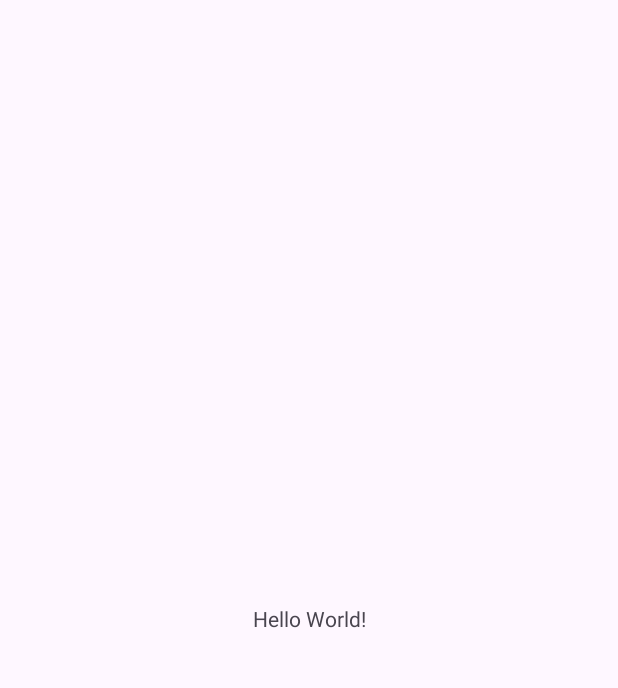
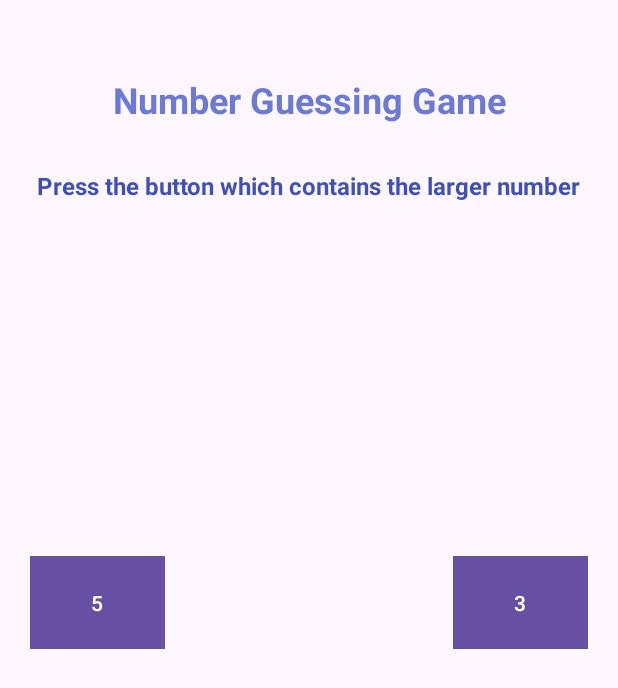
Before and after one commit to nidhisn/BiggerNumber, an Android app: the screen it shows after launch (MainActivity), on a phone screen of 412 x 824 dp. Before the commit the part shown is almost empty. Shown: the top 688 px of the screen. Run offline under Robolectric (Android 15) with nearby library versions, the phone set to English and light mode, and no system bars.

Commit message:
Implemented number comparison game with UI updates

```diff
--- a/app/src/main/java/com/example/biggernumber/MainActivity.kt
+++ b/app/src/main/java/com/example/biggernumber/MainActivity.kt
@@ -1,20 +1,92 @@
 package com.example.biggernumber
 
+import android.graphics.Color
 import android.os.Bundle
+import android.view.View
+import android.widget.Button
+import android.widget.Toast
 import androidx.activity.enableEdgeToEdge
 import androidx.appcompat.app.AppCompatActivity
+import androidx.constraintlayout.widget.ConstraintSet.Layout
 import androidx.core.view.ViewCompat
 import androidx.core.view.WindowInsetsCompat
+import java.util.Random
 
 class MainActivity : AppCompatActivity() {
+
+    private lateinit var btnLeft : Button
+    private lateinit var btnRight : Button
+    private lateinit var backgroundView: View
     override fun onCreate(savedInstanceState: Bundle?) {
         super.onCreate(savedInstanceState)
         enableEdgeToEdge()
         setContentView(R.layout.activity_main)
-        ViewCompat.setOnApplyWindowInsetsListener(findViewById(R.id.main)) { v, insets ->
+        ViewCompat.setOnApplyWindowInsetsListener(findViewById(R.id.backgroundView)) { v, insets ->
             val systemBars = insets.getInsets(WindowInsetsCompat.Type.systemBars())
             v.setPadding(systemBars.left, systemBars.top, systemBars.right, systemBars.bottom)
             insets
         }
+
+        btnLeft= findViewById(R.id.btnLeft)
+        btnRight=findViewById(R.id.btnRight)
+        backgroundView=findViewById(R.id.backgroundView)
+        btnLeft.setOnClickListener {
+            //code here will run everytime button is clicked
+            //1. compare the numbers
+            val leftNum=btnLeft.text.toString().toInt()
+            val RightNum=btnRight.text.toString().toInt()
+            if(leftNum>RightNum){
+                //correct ans
+                //change background color
+                backgroundView.setBackgroundColor(Color.GREEN)
+                //show notification--that is toast
+                Toast.makeText(this, "Correct!", Toast.LENGTH_LONG).show()
+            }
+            else{
+                //wrong answer
+                backgroundView.setBackgroundColor(Color.RED)
+                //show notification--that is toast
+                Toast.makeText(this, "Wrong!", Toast.LENGTH_LONG).show()
+            }
+
+            //2. new random number is assigned
+            assignNumbersToButton()
+        }
+
+        btnRight.setOnClickListener {
+            //code here will run everytime button is clicked
+            //1. compare the numbers
+            val leftNum=btnLeft.text.toString().toInt()
+            val RightNum=btnRight.text.toString().toInt()
+            if(RightNum>leftNum){
+                //correct ans
+                //change background color
+                backgroundView.setBackgroundColor(Color.GREEN)
+                //show notification--that is toast
+                Toast.makeText(this, "Correct!", Toast.LENGTH_LONG).show()
+            }
+            else{
+                //wrong answer
+                backgroundView.setBackgroundColor(Color.RED)
+                //show notification--that is toast
+                Toast.makeText(this, "Wrong!", Toast.LENGTH_LONG).show()
+            }
+
+            //2. new random number is assigned
+            assignNumbersToButton()
+        }
+
+    }
+
+    private fun assignNumbersToButton() {
+        val r = Random()
+        val leftNum : Int = r.nextInt(10)
+        var RightNum : Int = r.nextInt(10)
+        while(RightNum==leftNum){
+            RightNum=r.nextInt(10)
+        }
+        btnLeft.text=leftNum.toString()
+        btnRight.text=RightNum.toString()
+
     }
 }
--- a/app/src/main/res/layout/activity_main.xml
+++ b/app/src/main/res/layout/activity_main.xml
@@ -2,18 +2,58 @@
 <androidx.constraintlayout.widget.ConstraintLayout xmlns:android="http://schemas.android.com/apk/res/android"
     xmlns:app="http://schemas.android.com/apk/res-auto"
     xmlns:tools="http://schemas.android.com/tools"
-    android:id="@+id/main"
+    android:id="@+id/backgroundView"
     android:layout_width="match_parent"
     android:layout_height="match_parent"
-    tools:context=".MainActivity">
+    tools:context=".MainActivity"
+    >
 
     <TextView
+        android:id="@+id/tvTitle"
         android:layout_width="wrap_content"
         android:layout_height="wrap_content"
-        android:text="Hello World!"
-        app:layout_constraintBottom_toBottomOf="parent"
+        android:layout_marginTop="50dp"
+        android:text="Number Guessing Game"
+        android:textColor="#6A7AD5"
+        android:textSize="24sp"
+        android:textStyle="bold"
         app:layout_constraintEnd_toEndOf="parent"
+        app:layout_constraintHorizontal_bias="0.5"
         app:layout_constraintStart_toStartOf="parent"
         app:layout_constraintTop_toTopOf="parent" />
 
+    <TextView
+        android:id="@+id/textView2"
+        android:layout_width="wrap_content"
+        android:layout_height="wrap_content"
+        android:layout_marginTop="30dp"
+        android:text="Press the button which contains the larger number"
+        android:textColor="#3F51B5"
+        android:textSize="16sp"
+        android:textStyle="bold"
+        app:layout_constraintEnd_toEndOf="parent"
+        app:layout_constraintHorizontal_bias="0.5"
+        app:layout_constraintStart_toStartOf="parent"
+        app:layout_constraintTop_toBottomOf="@+id/tvTitle" />
+
+    <Button
+        android:id="@+id/btnLeft"
+        android:layout_width="90dp"
+        android:layout_height="70dp"
+        android:layout_marginStart="20dp"
+        android:layout_marginTop="232dp"
+        android:text="5"
+        app:cornerRadius="0dp"
+        app:layout_constraintStart_toStartOf="parent"
+        app:layout_constraintTop_toBottomOf="@+id/textView2" />
+
+    <Button
+        android:id="@+id/btnRight"
+        android:layout_width="90dp"
+        android:layout_height="70dp"
+        android:layout_marginEnd="20dp"
+        android:text="3"
+        app:cornerRadius="0dp"
+        app:layout_constraintBottom_toBottomOf="@+id/btnLeft"
+        app:layout_constraintEnd_toEndOf="parent" />
 </androidx.constraintlayout.widget.ConstraintLayout>
```
